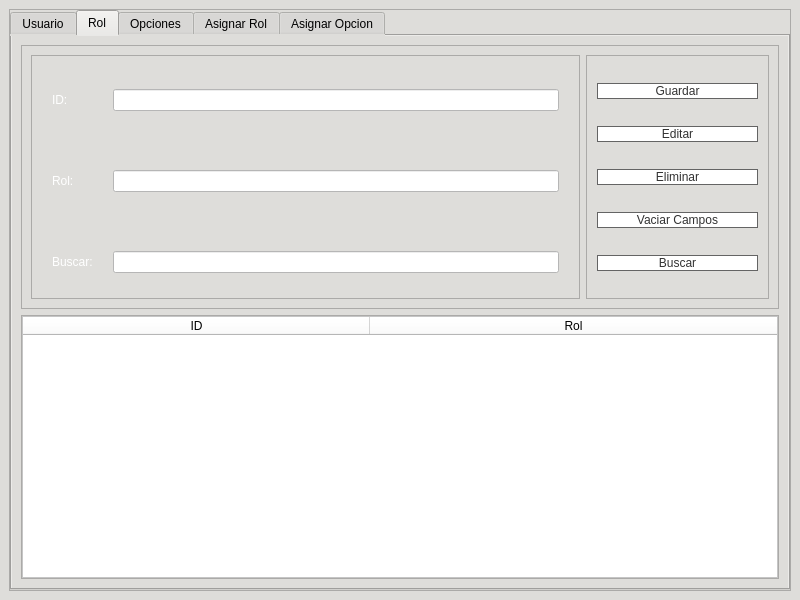
Old version of the form Proyecto/Interfaces/Ui/Seguridad.ui in the repository EdCenten0/MAPA-Python.
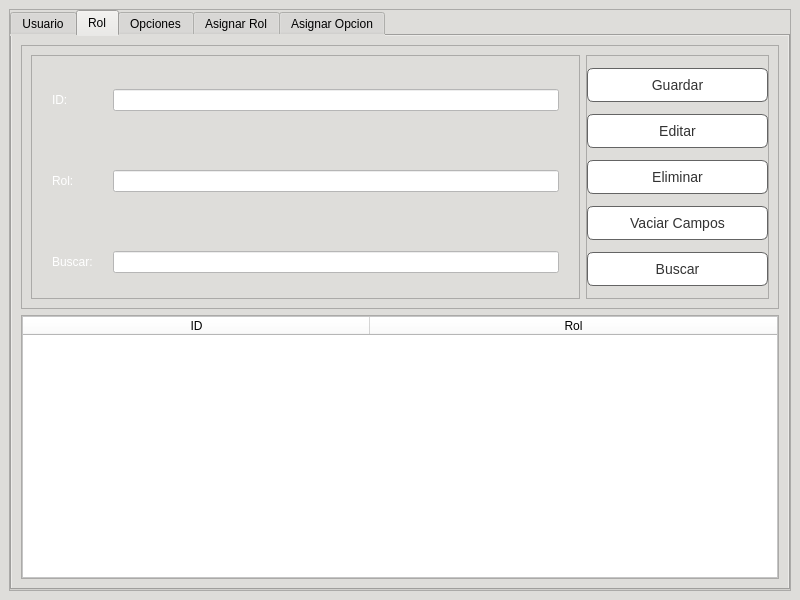
New version of the form. The open tabs and pages were chosen to show the change.

Commit message: Cambios en el diseño de Seguridad y agregue el validar usuario

Patch:
```diff
--- a/Proyecto/Interfaces/Ui/Seguridad.ui
+++ b/Proyecto/Interfaces/Ui/Seguridad.ui
@@ -924,6 +924,10 @@
               </item>
               <item>
                <widget class="QFrame" name="frame_24">
+                <property name="styleSheet">
+                 <string notr="true">
+</string>
+                </property>
                 <property name="frameShape">
                  <enum>QFrame::StyledPanel</enum>
                 </property>
@@ -935,13 +939,13 @@
                   <number>0</number>
                  </property>
                  <property name="leftMargin">
-                  <number>10</number>
+                  <number>0</number>
                  </property>
                  <property name="topMargin">
                   <number>0</number>
                  </property>
                  <property name="rightMargin">
-                  <number>10</number>
+                  <number>0</number>
                  </property>
                  <property name="bottomMargin">
                   <number>0</number>
@@ -949,10 +953,29 @@
                  <item>
                   <widget class="QPushButton" name="bt_Guardar_Rol">
                    <property name="styleSheet">
-                    <string notr="true">background-color:rgb(255, 255, 255);
-border:1px solid rgb(100,100,100);
-color:rgb(50,50,50);
-</string>
+                    <string notr="true">QPushButton:hover {
+    background-color: #D6D2D1;
+}
+
+QPushButton:pressed {
+    background-color: #52c7ff;
+}
+QPushButton {
+    background-color:rgb(255, 255, 255);
+    border:1px solid rgb(100,100,100);
+    color:rgb(50,50,50);
+    padding: 8px 16px;
+    border-radius: 6px;
+    font-size: 14px;
+}
+
+QPushButton:hover {
+    background-color: #D6D2D1;
+}
+
+QPushButton:pressed {
+    background-color: #52c7ff;
+}</string>
                    </property>
                    <property name="text">
                     <string>Guardar</string>
@@ -962,9 +985,29 @@
                  <item>
                   <widget class="QPushButton" name="bt_Editar_Rol">
                    <property name="styleSheet">
-                    <string notr="true">background-color:rgb(255, 255, 255);
-border:1px solid rgb(100,100,100);
-color:rgb(50,50,50);</string>
+                    <string notr="true">QPushButton:hover {
+    background-color: #D6D2D1;
+}
+
+QPushButton:pressed {
+    background-color: #52c7ff;
+}
+QPushButton {
+    background-color:rgb(255, 255, 255);
+    border:1px solid rgb(100,100,100);
+    color:rgb(50,50,50);
+    padding: 8px 16px;
+    border-radius: 6px;
+    font-size: 14px;
+}
+
+QPushButton:hover {
+    background-color: #D6D2D1;
+}
+
+QPushButton:pressed {
+    background-color: #52c7ff;
+}</string>
                    </property>
                    <property name="text">
                     <string>Editar</string>
@@ -974,9 +1017,29 @@
                  <item>
                   <widget class="QPushButton" name="bt_Eliminar_Rol">
                    <property name="styleSheet">
-                    <string notr="true">background-color:rgb(255, 255, 255);
-border:1px solid rgb(100,100,100);
-color:rgb(50,50,50);</string>
+                    <string notr="true">QPushButton:hover {
+    background-color: #D6D2D1;
+}
+
+QPushButton:pressed {
+    background-color: #52c7ff;
+}
+QPushButton {
+    background-color:rgb(255, 255, 255);
+    border:1px solid rgb(100,100,100);
+    color:rgb(50,50,50);
+    padding: 8px 16px;
+    border-radius: 6px;
+    font-size: 14px;
+}
+
+QPushButton:hover {
+    background-color: #D6D2D1;
+}
+
+QPushButton:pressed {
+    background-color: #52c7ff;
+}</string>
                    </property>
                    <property name="text">
                     <string>Eliminar</string>
@@ -986,9 +1049,29 @@
                  <item>
                   <widget class="QPushButton" name="bt_Vaciar_Rol">
                    <property name="styleSheet">
-                    <string notr="true">background-color:rgb(255, 255, 255);
-border:1px solid rgb(100,100,100);
-color:rgb(50,50,50);</string>
+                    <string notr="true">QPushButton:hover {
+    background-color: #D6D2D1;
+}
+
+QPushButton:pressed {
+    background-color: #52c7ff;
+}
+QPushButton {
+    background-color:rgb(255, 255, 255);
+    border:1px solid rgb(100,100,100);
+    color:rgb(50,50,50);
+    padding: 8px 16px;
+    border-radius: 6px;
+    font-size: 14px;
+}
+
+QPushButton:hover {
+    background-color: #D6D2D1;
+}
+
+QPushButton:pressed {
+    background-color: #52c7ff;
+}</string>
                    </property>
                    <property name="text">
                     <string>Vaciar Campos</string>
@@ -998,9 +1081,29 @@
                  <item>
                   <widget class="QPushButton" name="bt_busca_rol">
                    <property name="styleSheet">
-                    <string notr="true">background-color:rgb(255, 255, 255);
-border:1px solid rgb(100,100,100);
-color:rgb(50,50,50);</string>
+                    <string notr="true">QPushButton:hover {
+    background-color: #D6D2D1;
+}
+
+QPushButton:pressed {
+    background-color: #52c7ff;
+}
+QPushButton {
+    background-color:rgb(255, 255, 255);
+    border:1px solid rgb(100,100,100);
+    color:rgb(50,50,50);
+    padding: 8px 16px;
+    border-radius: 6px;
+    font-size: 14px;
+}
+
+QPushButton:hover {
+    background-color: #D6D2D1;
+}
+
+QPushButton:pressed {
+    background-color: #52c7ff;
+}</string>
                    </property>
                    <property name="text">
                     <string>Buscar</string>
```
Left out of the diff: 534 changed lines with no effect on the pictures. The commit also changes 9 other files.
